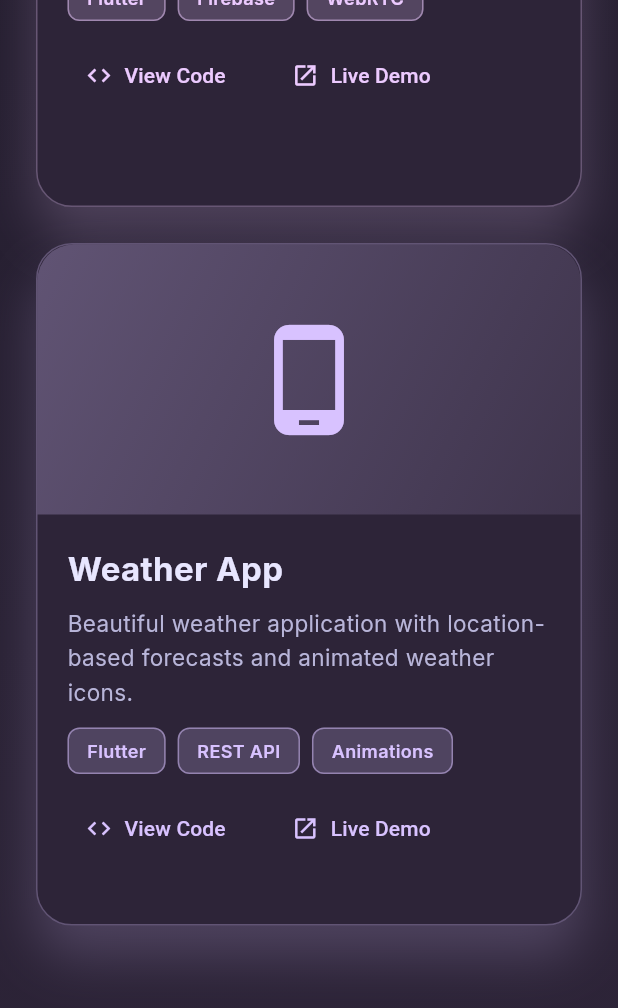
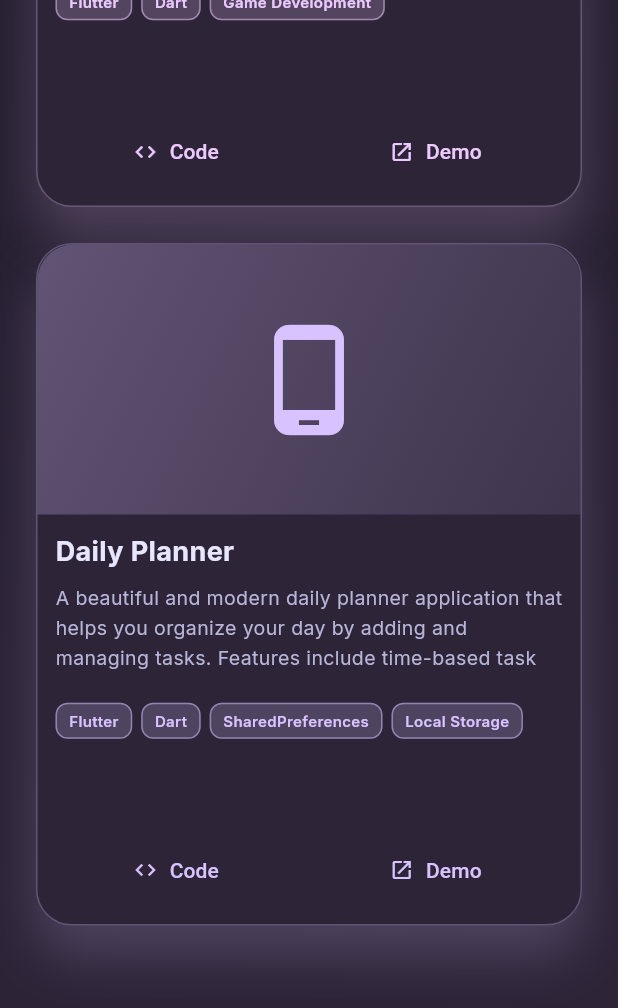
Before and after one commit to sanchi-chauhan/portfolio, a Flutter app: the screen it shows after launch, scrolled down 3456 dp, on a phone screen of 412 x 824 dp. Shown: the top 1008 px of the screen. Run offline on Flutter 3.47's test engine with Material 3 defaults, Android fonts, the phone set to English and light mode, and no system bars; drawn by our look-alikes of flutter_animate, scroll_to_index; our stand-ins replace google_fonts.

Commit message:
changes in project section

```diff
--- a/lib/widgets/projects_section.dart
+++ b/lib/widgets/projects_section.dart
@@ -4,6 +4,9 @@ import 'package:flutter_animate/flutter_animate.dart';
 import 'package:url_launcher/url_launcher.dart';
 
 class ProjectsSection extends StatelessWidget {
+  // Live Demo URL - deployed chat application
+  static const String chatAppDemoUrl =
+      'https://chat-application-3hhy.onrender.com';
   final AutoScrollController scrollController;
 
   const ProjectsSection({
@@ -15,26 +18,31 @@ class ProjectsSection extends StatelessWidget {
   Widget build(BuildContext context) {
     final projects = [
       {
-        'title': 'tech ai assistant',
+        'title': 'Tech AI Assistant',
         'description':
-            'A full-featured e-commerce application with shopping cart, payment integration, and user authentication.',
-        'tech': ['Flutter', 'Firebase', 'Stripe'],
+            'An intelligent chat application with real-time messaging that specializes in answering technology and computer science questions using Socket.io and AI-powered responses.',
+        'tech': ['Node.js', 'Express', 'Socket.io', 'MongoDB', 'EJS'],
         'color': Theme.of(context).colorScheme.primary,
         'codeLink': 'https://github.com/sanchi-chauhan/chat-application#',
+        'demoLink': chatAppDemoUrl,
       },
       {
-        'title': 'Social Media App',
+        'title': 'Tic Tac Toe',
         'description':
-            'A social networking app with real-time messaging, posts, and user profiles.',
-        'tech': ['Flutter', 'Firebase', 'WebRTC'],
+            'A classic Tic Tac Toe game with an intuitive interface, win detection, and smooth gameplay. Features include player vs player mode, game reset functionality, and visual feedback for moves.',
+        'tech': ['Flutter', 'Dart', 'Game Development'],
         'color': Theme.of(context).colorScheme.tertiary,
+        'codeLink': 'https://github.com/sanchi-chauhan/tic-tac-toe',
+        'demoLink': 'https://sanchi-chauhan.github.io/tic-tac-toe/',
       },
       {
-        'title': 'Weather App',
+        'title': 'Daily Planner',
         'description':
-            'Beautiful weather application with location-based forecasts and animated weather icons.',
-        'tech': ['Flutter', 'REST API', 'Animations'],
+            'A beautiful and modern daily planner application that helps you organize your day by adding and managing tasks. Features include time-based task scheduling, color-coded tasks, persistent storage, and navigation between yesterday, today, and tomorrow. Built with a user-friendly interface designed for productivity.',
+        'tech': ['Flutter', 'Dart', 'SharedPreferences', 'Local Storage'],
         'color': Theme.of(context).colorScheme.secondary,
+        'codeLink': 'https://github.com/sanchi-chauhan/daily_planner/',
+        'demoLink': 'https://sanchi-chauhan.github.io/daily_planner/',
       },
     ];
 
@@ -90,7 +98,10 @@ class ProjectsSection extends StatelessWidget {
             itemCount: projects.length,
             itemBuilder: (context, index) {
               final project = projects[index];
-              return _ProjectCard(
+              return SizedBox(
+                width: double.infinity,
+                height: double.infinity,
+                child: _ProjectCard(
                   title: project['title'] as String,
                   description: project['description'] as String,
                   tech: project['tech'] as List<String>,
@@ -98,6 +109,7 @@ class ProjectsSection extends StatelessWidget {
                   delay: 400 + (index * 200),
                   codeLink: project['codeLink'] as String?,
                   demoLink: project['demoLink'] as String?,
+                ),
               );
             },
           ),
@@ -158,8 +170,7 @@ class _ProjectCardState extends State<_ProjectCard> {
             ],
           ),
           child: Column(
-            crossAxisAlignment: CrossAxisAlignment.start,
-            mainAxisSize: MainAxisSize.min,
+            // crossAxisAlignment: CrossAxisAlignment.stretch,
             children: [
               AnimatedContainer(
                 duration: const Duration(milliseconds: 300),
@@ -190,43 +201,54 @@ class _ProjectCardState extends State<_ProjectCard> {
                   ),
                 ),
               ),
-              Padding(
-                padding: const EdgeInsets.all(20),
+              Expanded(
+                child: LayoutBuilder(
+                  builder: (context, constraints) {
+                    final isSmallScreen = constraints.maxWidth < 400;
+                    return Padding(
+                      padding: EdgeInsets.all(isSmallScreen ? 12 : 20),
                       child: Column(
                         crossAxisAlignment: CrossAxisAlignment.start,
-                  mainAxisSize: MainAxisSize.min,
+                        mainAxisSize: MainAxisSize.max,
                         children: [
                           Text(
                             widget.title,
                             style: TextStyle(
-                        fontSize: 22,
+                              fontSize: isSmallScreen ? 18 : 22,
                               fontWeight: FontWeight.bold,
-                        color:
-                            Theme.of(context).textTheme.headlineMedium?.color,
+                              color: Theme.of(context)
+                                  .textTheme
+                                  .headlineMedium
+                                  ?.color,
                             ),
                             maxLines: 2,
                             overflow: TextOverflow.ellipsis,
                           ),
-                    const SizedBox(height: 10),
-                    Text(
+                          SizedBox(height: isSmallScreen ? 8 : 10),
+                          Flexible(
+                            child: SingleChildScrollView(
+                              child: Text(
                                 widget.description,
                                 style: TextStyle(
-                        fontSize: 15,
-                        color: Theme.of(context).textTheme.bodyLarge?.color,
+                                  fontSize: isSmallScreen ? 13 : 15,
+                                  color: Theme.of(context)
+                                      .textTheme
+                                      .bodyLarge
+                                      ?.color,
                                   height: 1.5,
                                 ),
-                      maxLines: 3,
-                      overflow: TextOverflow.ellipsis,
                               ),
-                    const SizedBox(height: 12),
+                            ),
+                          ),
+                          SizedBox(height: isSmallScreen ? 16 : 20),
                           Wrap(
-                      spacing: 8,
-                      runSpacing: 8,
+                            spacing: isSmallScreen ? 6 : 8,
+                            runSpacing: isSmallScreen ? 6 : 8,
                             children: widget.tech.map((t) {
                               return Container(
-                          padding: const EdgeInsets.symmetric(
-                            horizontal: 12,
-                            vertical: 6,
+                                padding: EdgeInsets.symmetric(
+                                  horizontal: isSmallScreen ? 8 : 12,
+                                  vertical: isSmallScreen ? 4 : 6,
                                 ),
                                 decoration: BoxDecoration(
                                   color: widget.color.withOpacity(0.2),
@@ -239,7 +261,7 @@ class _ProjectCardState extends State<_ProjectCard> {
                                 child: Text(
                                   t,
                                   style: TextStyle(
-                              fontSize: 12,
+                                    fontSize: isSmallScreen ? 10 : 12,
                                     color: widget.color,
                                     fontWeight: FontWeight.w600,
                                   ),
@@ -247,43 +269,81 @@ class _ProjectCardState extends State<_ProjectCard> {
                               );
                             }).toList(),
                           ),
-                    const SizedBox(height: 12),
+                          const Spacer(),
                           Row(
                             children: [
-                        TextButton.icon(
+                              Expanded(
+                                child: TextButton.icon(
                                   onPressed: () async {
                                     if (widget.codeLink != null) {
                                       final uri = Uri.parse(widget.codeLink!);
                                       if (await canLaunchUrl(uri)) {
-                                await launchUrl(uri, mode: LaunchMode.externalApplication);
+                                        await launchUrl(uri,
+                                            mode:
+                                                LaunchMode.externalApplication);
                                       }
                                     }
                                   },
-                          icon: const Icon(Icons.code, size: 18),
-                          label: const Text('View Code'),
+                                  icon: Icon(Icons.code,
+                                      size: isSmallScreen ? 16 : 18),
+                                  label: Text(
+                                      isSmallScreen ? 'Code' : 'View Code'),
                                   style: TextButton.styleFrom(
                                     foregroundColor: widget.color,
                                   ),
                                 ),
-                        const SizedBox(width: 16),
-                        TextButton.icon(
+                              ),
+                              SizedBox(width: isSmallScreen ? 8 : 16),
+                              Expanded(
+                                child: TextButton.icon(
                                   onPressed: () async {
                                     if (widget.demoLink != null) {
+                                      try {
                                         final uri = Uri.parse(widget.demoLink!);
                                         if (await canLaunchUrl(uri)) {
-                                await launchUrl(uri, mode: LaunchMode.externalApplication);
+                                          await launchUrl(
+                                            uri,
+                                            mode: LaunchMode.platformDefault,
+                                          );
+                                        } else {
+                                          // Fallback: try to open in new window
+                                          await launchUrl(
+                                            uri,
+                                            mode:
+                                                LaunchMode.externalApplication,
+                                          );
+                                        }
+                                      } catch (e) {
+                                        // If URL launcher fails, try with external application mode
+                                        try {
+                                          final uri =
+                                              Uri.parse(widget.demoLink!);
+                                          await launchUrl(
+                                            uri,
+                                            mode:
+                                                LaunchMode.externalApplication,
+                                          );
+                                        } catch (e2) {
+                                          print('Error launching URL: $e2');
+                                        }
                                       }
                                     }
                                   },
-                          icon: const Icon(Icons.open_in_new, size: 18),
-                          label: const Text('Live Demo'),
+                                  icon: Icon(Icons.open_in_new,
+                                      size: isSmallScreen ? 16 : 18),
+                                  label: Text(
+                                      isSmallScreen ? 'Demo' : 'Live Demo'),
                                   style: TextButton.styleFrom(
                                     foregroundColor: widget.color,
+                                  ),
                                 ),
                               ),
                             ],
                           ),
                         ],
+                      ),
+                    );
+                  },
                 ),
               ),
             ],
```
Lines whose indentation alone changed are shown as unchanged.
